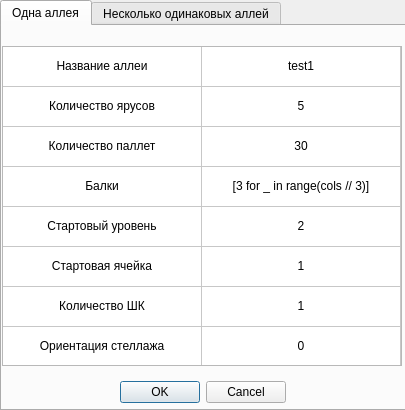
This is create_alley_dialog.ui in GAJIbl4/TopConst as Qt 5 draws it before an edit. The edited form follows.
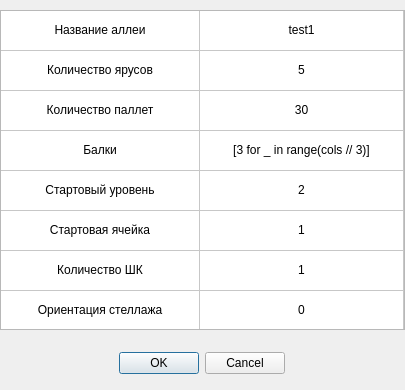
This is the edited form.

What changed in the file:
```diff
--- a/create_alley_dialog.ui
+++ b/create_alley_dialog.ui
@@ -7,39 +7,44 @@
     <x>0</x>
     <y>0</y>
     <width>405</width>
-    <height>410</height>
+    <height>390</height>
    </rect>
   </property>
+  <property name="minimumSize">
+   <size>
+    <width>405</width>
+    <height>390</height>
+   </size>
+  </property>
+  <property name="maximumSize">
+   <size>
+    <width>405</width>
+    <height>390</height>
+   </size>
+  </property>
   <property name="windowTitle">
    <string>Dialog</string>
   </property>
-  <widget class="QTabWidget" name="tabWidget">
+  <widget class="QTableWidget" name="new_pallet_table">
    <property name="geometry">
     <rect>
      <x>0</x>
-     <y>0</y>
-     <width>406</width>
-     <height>411</height>
+     <y>10</y>
+     <width>405</width>
+     <height>320</height>
     </rect>
    </property>
-   <property name="autoFillBackground">
-    <bool>false</bool>
+   <property name="minimumSize">
+    <size>
+     <width>405</width>
+     <height>320</height>
+    </size>
    </property>
-   <property name="currentIndex">
-    <number>0</number>
-   </property>
-   <widget class="QWidget" name="single_alley">
-    <attribute name="title">
-     <string>Одна аллея</string>
-    </attribute>
-    <widget class="QTableWidget" name="single_create_table">
-     <property name="geometry">
-      <rect>
-       <x>0</x>
-       <y>20</y>
-       <width>400</width>
+   <property name="maximumSize">
+    <size>
+     <width>405</width>
        <height>320</height>
-      </rect>
+    </size>
      </property>
      <property name="contextMenuPolicy">
       <enum>Qt::NoContextMenu</enum>
@@ -255,19 +260,25 @@
       </property>
      </item>
     </widget>
-    <widget class="QDialogButtonBox" name="buttonBox">
+  <widget class="QDialogButtonBox" name="alley_buttonbox">
      <property name="geometry">
       <rect>
-       <x>10</x>
-       <y>350</y>
-       <width>381</width>
+     <x>0</x>
+     <y>347</y>
+     <width>404</width>
        <height>32</height>
       </rect>
      </property>
+   <property name="minimumSize">
+    <size>
+     <width>404</width>
+     <height>32</height>
+    </size>
+   </property>
      <property name="maximumSize">
       <size>
-       <width>381</width>
-       <height>16777215</height>
+     <width>404</width>
+     <height>32</height>
       </size>
      </property>
      <property name="orientation">
@@ -279,13 +290,6 @@
      <property name="centerButtons">
       <bool>true</bool>
      </property>
-    </widget>
-   </widget>
-   <widget class="QWidget" name="multy_alley">
-    <attribute name="title">
-     <string>Несколько одинаковых аллей</string>
-    </attribute>
-   </widget>
   </widget>
  </widget>
  <resources/>
```
Lines whose indentation alone changed are shown as unchanged.
